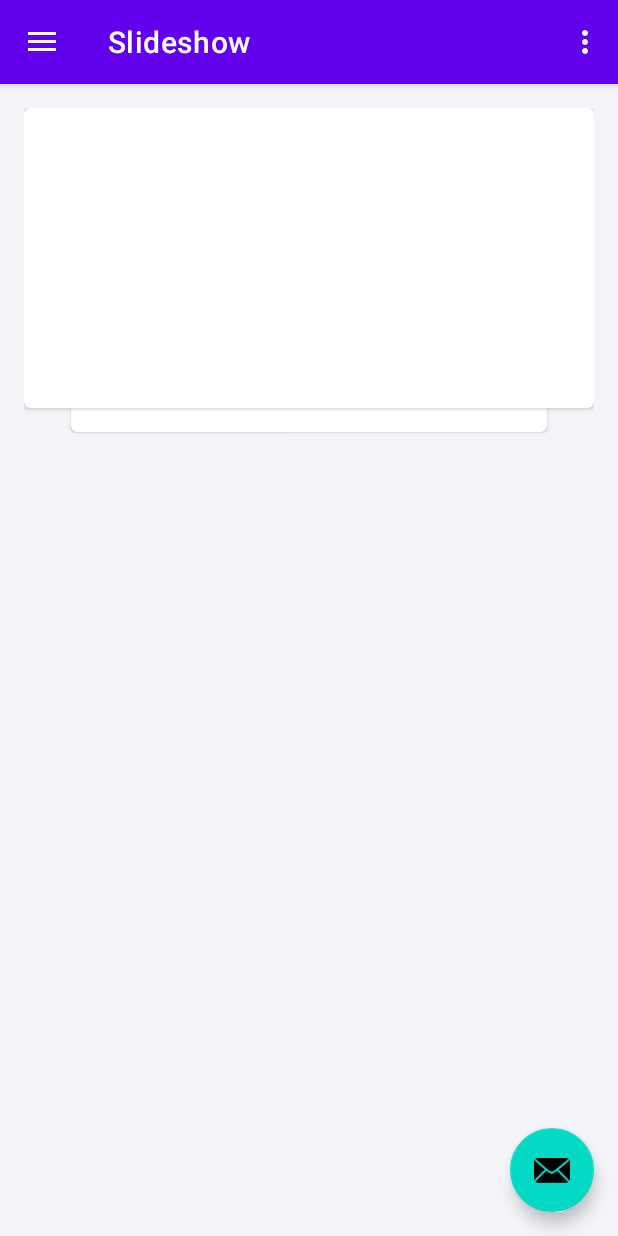
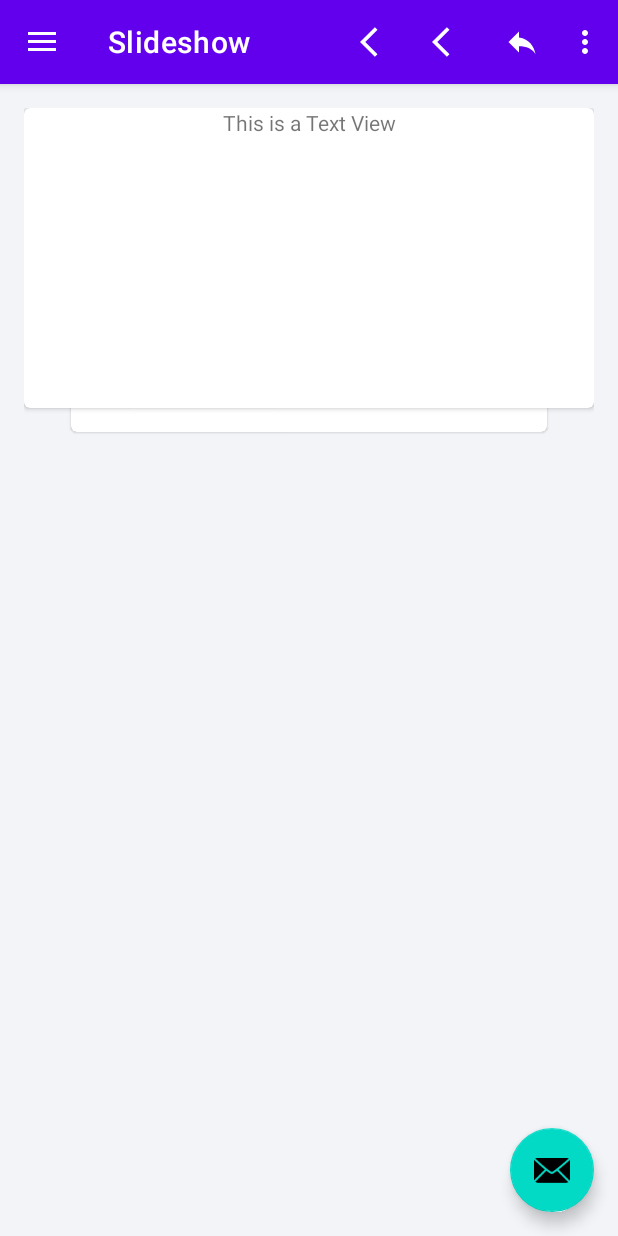
Before and after one commit to parmeshtoyou/MultiSampleApp, an Android app: the screen it shows after launch (MainActivity), in the side drawer, after a tap on "Slideshow", on a phone screen of 412 x 824 dp. Run offline under Robolectric (Android 15) with nearby library versions, the phone set to English and light mode, and no system bars; our stand-ins replace navigation-ui.

Commit message:
updated deprecated methods to initialize view model

```diff
--- a/app/src/main/java/com/example/multisampleapp/MainActivity.kt
+++ b/app/src/main/java/com/example/multisampleapp/MainActivity.kt
@@ -12,6 +12,8 @@ import androidx.navigation.ui.setupActionBarWithNavController
 import androidx.navigation.ui.setupWithNavController
 import androidx.drawerlayout.widget.DrawerLayout
 import androidx.appcompat.app.AppCompatActivity
+import androidx.appcompat.view.menu.MenuBuilder
+import androidx.appcompat.widget.ActionMenuView
 import androidx.appcompat.widget.Toolbar
 
 class MainActivity : AppCompatActivity() {
--- a/app/src/main/java/com/example/multisampleapp/ui/gallery/GalleryFragment.kt
+++ b/app/src/main/java/com/example/multisampleapp/ui/gallery/GalleryFragment.kt
@@ -6,21 +6,19 @@ import android.view.View
 import android.view.ViewGroup
 import android.widget.TextView
 import androidx.fragment.app.Fragment
+import androidx.fragment.app.viewModels
 import androidx.lifecycle.Observer
-import androidx.lifecycle.ViewModelProviders
 import com.example.multisampleapp.R
 
 class GalleryFragment : Fragment() {
 
-    private lateinit var galleryViewModel: GalleryViewModel
+    private val galleryViewModel: GalleryViewModel by viewModels()
 
     override fun onCreateView(
         inflater: LayoutInflater,
         container: ViewGroup?,
         savedInstanceState: Bundle?
     ): View? {
-        galleryViewModel =
-            ViewModelProviders.of(this).get(GalleryViewModel::class.java)
         val root = inflater.inflate(R.layout.fragment_gallery, container, false)
         val textView: TextView = root.findViewById(R.id.text_gallery)
         galleryViewModel.text.observe(viewLifecycleOwner, Observer {
--- a/app/src/main/java/com/example/multisampleapp/ui/home/HomeFragment.kt
+++ b/app/src/main/java/com/example/multisampleapp/ui/home/HomeFragment.kt
@@ -3,6 +3,7 @@ package com.example.multisampleapp.ui.home
 import android.os.Bundle
 import android.view.View
 import androidx.fragment.app.Fragment
+import androidx.fragment.app.viewModels
 import androidx.lifecycle.Observer
 import androidx.lifecycle.ViewModelProvider
 import androidx.recyclerview.widget.LinearLayoutManager
@@ -13,13 +14,12 @@ import kotlinx.android.synthetic.main.fragment_home.*
 
 class HomeFragment : Fragment(R.layout.fragment_home) {
 
-    private lateinit var homeViewModel: HomeViewModel
+    private val homeViewModel: HomeViewModel by viewModels()
     private lateinit var listAdapter: ItemListAdapter
 
     override fun onViewCreated(view: View, savedInstanceState: Bundle?) {
         super.onViewCreated(view, savedInstanceState)
         initView()
-        initViewModel()
         observeItemList()
     }
 
@@ -35,11 +35,6 @@ class HomeFragment : Fragment(R.layout.fragment_home) {
         homeViewModel.dummyList.observe(viewLifecycleOwner, Observer {
             updateRecyclerView(it)
         })
-    }
-
-    private fun initViewModel() {
-        homeViewModel =
-            ViewModelProvider(this)[HomeViewModel::class.java]
     }
 
     private fun updateRecyclerView(itemList: List<ItemModel>) {
--- a/app/src/main/java/com/example/multisampleapp/ui/home/HomeViewModel.kt
+++ b/app/src/main/java/com/example/multisampleapp/ui/home/HomeViewModel.kt
@@ -35,7 +35,7 @@ class HomeViewModel : ViewModel() {
         }
 
         val mutableList = mutableListOf<ItemModel>()
-        groupByText1.forEach() { entry ->
+        groupByText1.forEach { entry ->
             entry.value.forEach {
                 mutableList.add(it)
             }
--- a/app/src/main/java/com/example/multisampleapp/ui/slideshow/SlideshowFragment.kt
+++ b/app/src/main/java/com/example/multisampleapp/ui/slideshow/SlideshowFragment.kt
@@ -4,23 +4,19 @@ import android.os.Bundle
 import android.view.LayoutInflater
 import android.view.View
 import android.view.ViewGroup
-import android.widget.TextView
 import androidx.fragment.app.Fragment
-import androidx.lifecycle.Observer
-import androidx.lifecycle.ViewModelProviders
+import androidx.fragment.app.viewModels
 import com.example.multisampleapp.R
 
 class SlideshowFragment : Fragment() {
 
-    private lateinit var slideshowViewModel: SlideshowViewModel
+    private val slideshowViewModel: SlideshowViewModel by viewModels()
 
     override fun onCreateView(
             inflater: LayoutInflater,
             container: ViewGroup?,
             savedInstanceState: Bundle?
     ): View? {
-        slideshowViewModel =
-                ViewModelProviders.of(this).get(SlideshowViewModel::class.java)
         return inflater.inflate(R.layout.fragment_slideshow, container, false)
     }
 }
--- /dev/null
+++ b/app/src/main/res/drawable/ic_baseline_arrow_back_back_24.xml
@@ -0,0 +1,10 @@
+<vector xmlns:android="http://schemas.android.com/apk/res/android"
+    android:width="24dp"
+    android:height="24dp"
+    android:viewportWidth="24"
+    android:viewportHeight="24"
+    android:tint="?attr/colorControlNormal">
+  <path
+      android:fillColor="@android:color/white"
+      android:pathData="M11.67,3.87L9.9,2.1 0,12l9.9,9.9 1.77,-1.77L3.54,12z"/>
+</vector>
--- /dev/null
+++ b/app/src/main/res/drawable/ic_baseline_reply_24.xml
@@ -0,0 +1,10 @@
+<vector xmlns:android="http://schemas.android.com/apk/res/android"
+    android:width="24dp"
+    android:height="24dp"
+    android:viewportWidth="24"
+    android:viewportHeight="24"
+    android:tint="?attr/colorControlNormal">
+  <path
+      android:fillColor="@android:color/white"
+      android:pathData="M10,9V5l-7,7 7,7v-4.1c5,0 8.5,1.6 11,5.1 -1,-5 -4,-10 -11,-11z"/>
+</vector>
--- /dev/null
+++ b/app/src/main/res/layout/action_main.xml
@@ -0,0 +1,21 @@
+<RelativeLayout android:id="@+id/main_topBar"
+  android:layout_width="match_parent"
+  android:layout_height="wrap_content"
+  android:animateLayoutChanges="true"
+  xmlns:android="http://schemas.android.com/apk/res/android">
+
+  <ImageView
+    android:id="@+id/main_backBtn"
+    android:layout_width="wrap_content"
+    android:layout_height="wrap_content"
+    android:src="@drawable/ic_baseline_arrow_back_back_24"
+    android:padding="4dp"
+    android:layout_margin="8dp"/>
+
+  <androidx.appcompat.widget.ActionMenuView
+    android:id="@+id/main_top_bar_menu"
+    android:layout_width="wrap_content"
+    android:layout_height="wrap_content"
+    android:layout_alignParentRight="true"
+    android:gravity="center_vertical|left"/>
+</RelativeLayout>
--- a/app/src/main/res/layout/fragment_slideshow.xml
+++ b/app/src/main/res/layout/fragment_slideshow.xml
@@ -16,25 +16,31 @@
         android:layout_marginEnd="31dp"
         app:layout_constraintBottom_toBottomOf="@id/transparentView"
         app:layout_constraintTop_toTopOf="@id/mainCard" />
-
     <com.google.android.material.card.MaterialCardView
         android:id="@+id/mainCard"
         android:layout_width="match_parent"
         android:layout_height="wrap_content"
         app:cardElevation="2dp"
         app:layout_constraintTop_toTopOf="parent">
-
         <androidx.constraintlayout.widget.ConstraintLayout
             android:layout_width="match_parent"
             android:layout_height="wrap_content">
-
+            <TextView
+              android:id="@+id/textView"
+              app:layout_constraintStart_toStartOf="parent"
+              app:layout_constraintEnd_toEndOf="parent"
+              app:layout_constraintTop_toTopOf="parent"
+              android:text="This is a Text View"
+              android:textColorHighlight="#ff00ff"
+              android:textIsSelectable="true"
+              android:layout_width="wrap_content"
+              android:layout_height="wrap_content" />
             <View
                 android:layout_width="match_parent"
                 android:layout_height="200dp"
                 app:layout_constraintBottom_toBottomOf="parent"
                 app:layout_constraintTop_toTopOf="parent" />
         </androidx.constraintlayout.widget.ConstraintLayout>
-
     </com.google.android.material.card.MaterialCardView>
 
     <View
--- a/app/src/main/res/menu/main.xml
+++ b/app/src/main/res/menu/main.xml
@@ -1,9 +1,53 @@
 <?xml version="1.0" encoding="utf-8"?>
 <menu xmlns:android="http://schemas.android.com/apk/res/android"
-    xmlns:app="http://schemas.android.com/apk/res-auto">
+  xmlns:app="http://schemas.android.com/apk/res-auto">
     <item
-        android:id="@+id/action_settings"
-        android:orderInCategory="100"
-        android:title="@string/action_settings"
-        app:showAsAction="never" />
+      android:id="@+id/letterCommand_delete"
+      android:title="delete"
+      android:icon="@drawable/ic_baseline_arrow_back_back_24"
+      app:showAsAction="always"
+      android:iconTint="#777"/>
+    <item
+      android:id="@+id/letterCommand_archive"
+      app:showAsAction="always"
+      android:title="archive"
+      android:icon="@drawable/ic_baseline_arrow_back_back_24"
+      android:iconTint="#777" />
+
+    <item
+      android:id="@+id/letterCommand_ref"
+      android:title="Refrences"
+      app:showAsAction="always"
+      android:iconTint="#777"
+      android:icon="@drawable/ic_baseline_reply_24"/>
+
+    <item
+      android:id="@+id/letterCommand_receivers"
+      android:title="Recievers"
+      app:showAsAction="never"
+      android:iconTint="#777"/>
+
+    <item
+      android:id="@+id/letterCommand_moveToFolder"
+      android:title="Move To Folder..."
+      app:showAsAction="never"
+      android:iconTint="#777"/>
+
+    <item
+      android:id="@+id/letterCommand_setUnread"
+      android:title="Set as unread"
+      app:showAsAction="never"
+      android:iconTint="#777"/>
+
+    <item
+      android:id="@+id/letterCommand_close"
+      android:title="Close"
+      app:showAsAction="never"
+      android:iconTint="#777"/>
+
+    <item
+      android:id="@+id/letterCommand_note"
+      android:title="Note"
+      app:showAsAction="never"
+      android:iconTint="#777"/>
 </menu>
```
